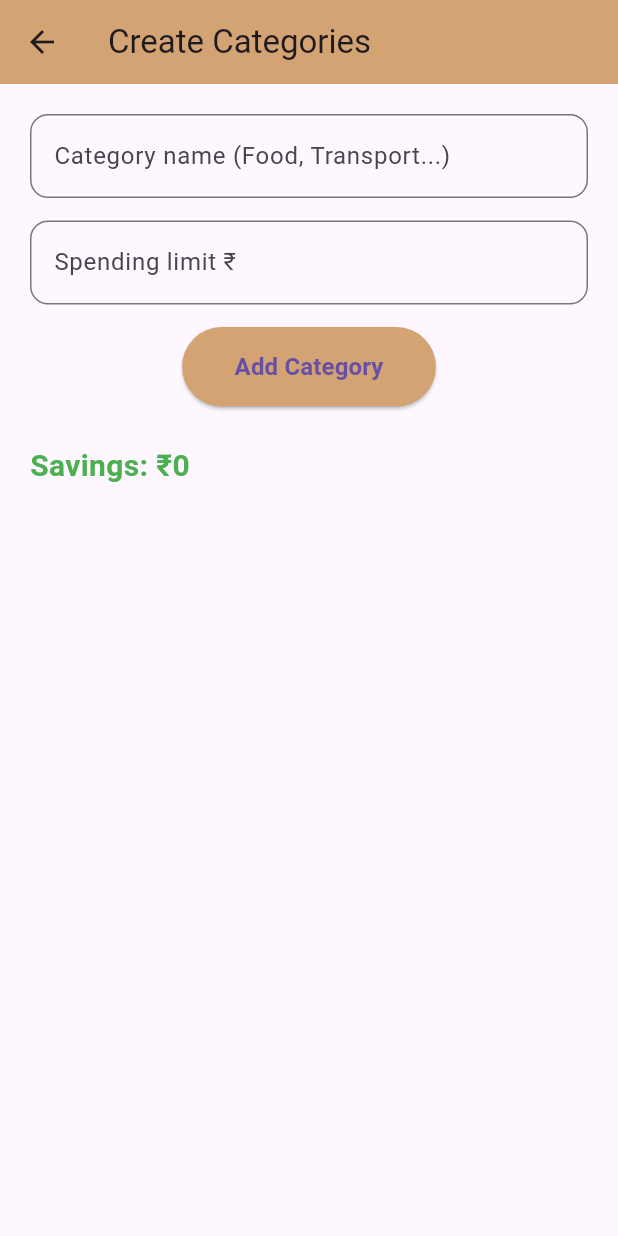
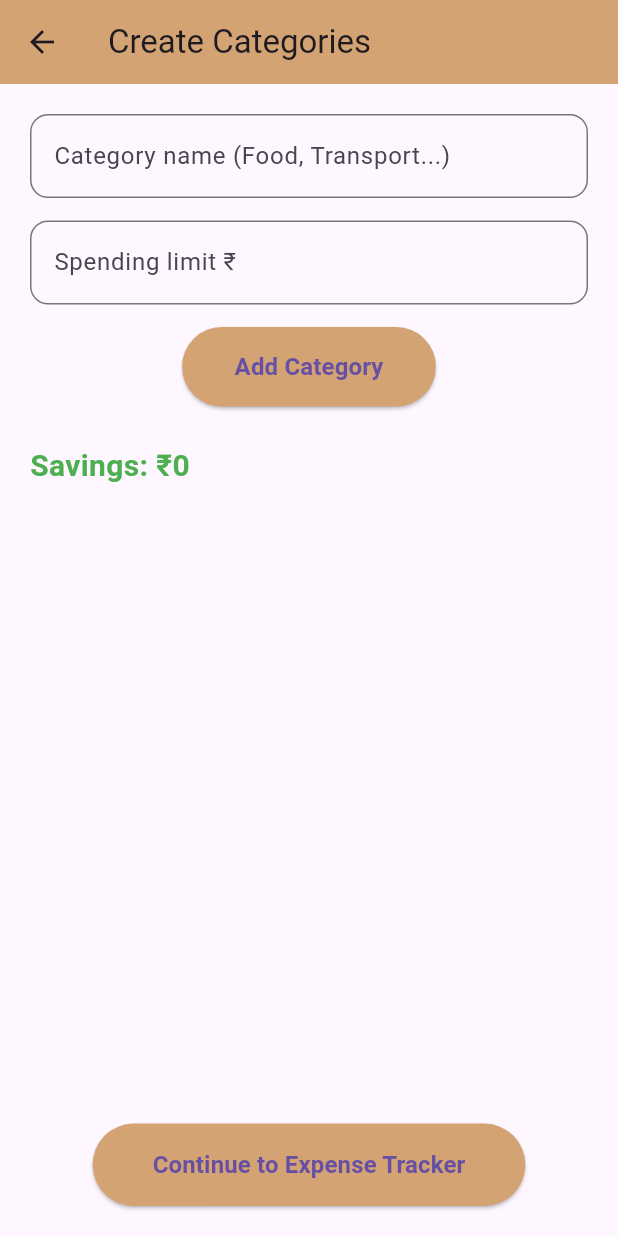
Before and after one commit to Thanusrisabarirajan/SMART_SPEND_APP, a Flutter app: the CategoryScreen screen opened directly with empty values, after a tap on "Add Category", on a phone screen of 412 x 824 dp. Run offline on Flutter 3.47's test engine with Material 3 defaults, Android fonts, the phone set to English and light mode, and no system bars.

Commit message:
Fixed import error in category_screen.dart

```diff
--- a/lib/category_screen.dart
+++ b/lib/category_screen.dart
@@ -1,4 +1,5 @@
 import 'package:flutter/material.dart';
+import 'expense_screen.dart';
 
 class CategoryScreen extends StatefulWidget {
   final int totalBudget;
@@ -11,8 +12,8 @@ class CategoryScreen extends StatefulWidget {
 
 class _CategoryScreenState extends State<CategoryScreen> {
 
-  TextEditingController categoryController = TextEditingController();
-  TextEditingController limitController = TextEditingController();
+  final TextEditingController categoryController = TextEditingController();
+  final TextEditingController limitController = TextEditingController();
 
   List<Map<String, dynamic>> categories = [];
 
@@ -20,10 +21,10 @@ class _CategoryScreenState extends State<CategoryScreen> {
 
   void addCategory() {
 
-    String categoryName = categoryController.text;
+    String categoryName = categoryController.text.trim();
     int newLimit = int.tryParse(limitController.text) ?? 0;
 
-    if (categoryName.isEmpty || newLimit == 0) {
+    if (categoryName.isEmpty || newLimit <= 0) {
       return;
     }
 
@@ -39,16 +40,25 @@ class _CategoryScreenState extends State<CategoryScreen> {
     }
 
     setState(() {
+
       categories.add({
         "name": categoryName,
         "limit": newLimit,
       });
 
       totalCategoryLimits += newLimit;
+
     });
 
     categoryController.clear();
     limitController.clear();
+  }
+
+  @override
+  void dispose() {
+    categoryController.dispose();
+    limitController.dispose();
+    super.dispose();
   }
 
   @override
@@ -95,6 +105,7 @@ class _CategoryScreenState extends State<CategoryScreen> {
             const SizedBox(height: 15),
 
             ElevatedButton(
+
               onPressed: addCategory,
 
               style: ElevatedButton.styleFrom(
@@ -135,13 +146,23 @@ class _CategoryScreenState extends State<CategoryScreen> {
 
             Expanded(
               child: ListView.builder(
+
                 itemCount: categories.length,
 
                 itemBuilder: (context, index) {
 
                   return Card(
+                    elevation: 2,
+                    margin: const EdgeInsets.only(bottom: 10),
+
                     child: ListTile(
-                      title: Text(categories[index]["name"]),
+                      title: Text(
+                        categories[index]["name"],
+                        style: const TextStyle(
+                          fontWeight: FontWeight.bold,
+                        ),
+                      ),
+
                       subtitle: Text(
                         "Limit: ₹${categories[index]["limit"]}",
                       ),
@@ -151,6 +172,44 @@ class _CategoryScreenState extends State<CategoryScreen> {
               ),
             ),
 
+            const SizedBox(height: 10),
+
+            ElevatedButton(
+
+              onPressed: () {
+
+                Navigator.push(
+                  context,
+                  MaterialPageRoute(
+                    builder: (context) => ExpenseScreen(
+                      totalBudget: widget.totalBudget,
+                      lastWeekSavings: savings,
+                    ),
+                  ),
+                );
+
+              },
+
+              style: ElevatedButton.styleFrom(
+                backgroundColor: const Color(0xFFD4A373),
+                padding: const EdgeInsets.symmetric(
+                  horizontal: 40,
+                  vertical: 16,
+                ),
+                shape: RoundedRectangleBorder(
+                  borderRadius: BorderRadius.circular(30),
+                ),
+              ),
+
+              child: const Text(
+                "Continue to Expense Tracker",
+                style: TextStyle(
+                  fontSize: 16,
+                  fontWeight: FontWeight.bold,
+                ),
+              ),
+            ),
+
           ],
         ),
       ),
```
